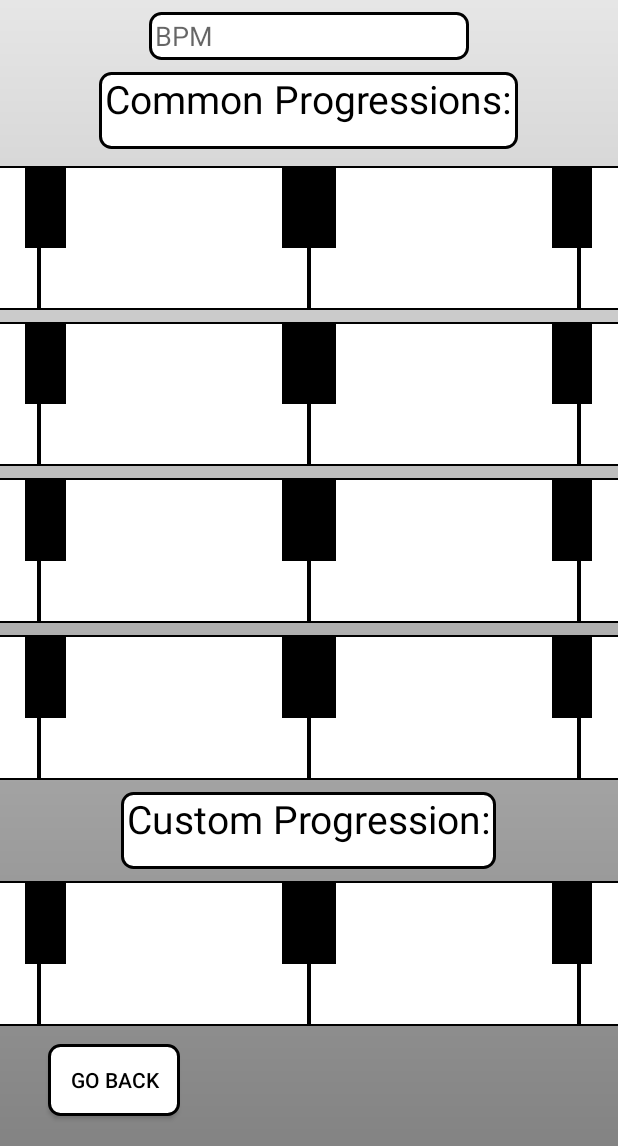
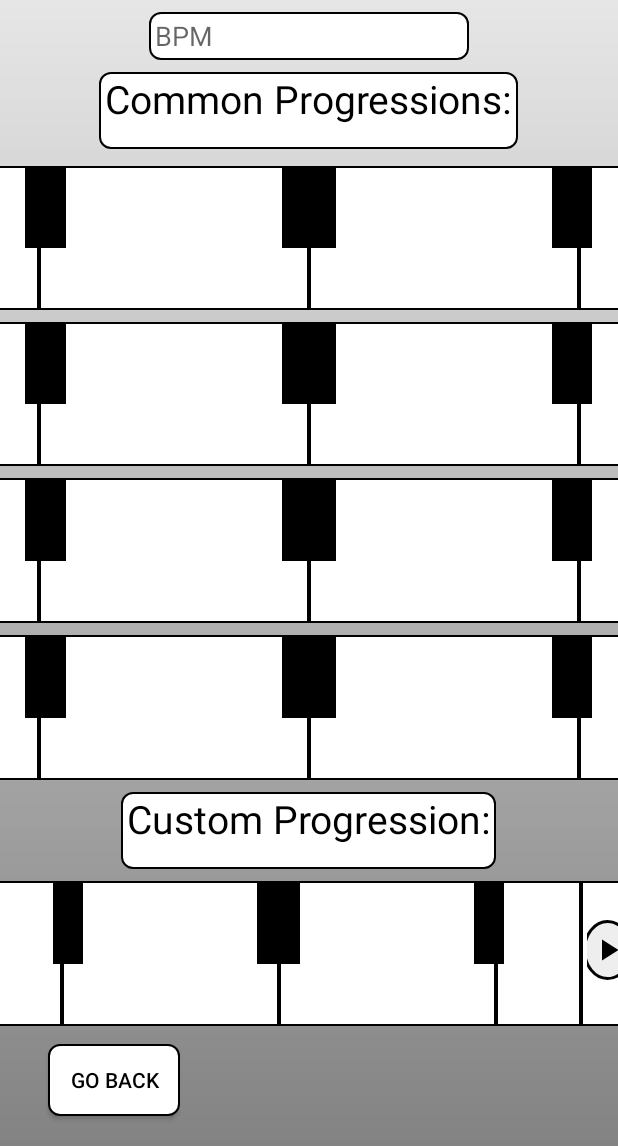
Before and after one commit to taylorm0807/PocketProgressions, an Android app: the layout activity_chordprogressionbuilder2.xml on its own in the app's theme, with its tools: preview values and no code run, on a phone screen of 412 x 824 dp, the part 90-1236 px from its top. Run offline under Robolectric (Android 15) with nearby library versions, the phone set to English and light mode, and no system bars.

Commit message:
Add custom and common chord progressions for evey key
Also added other changes
- minor chords are lowercase
- added framework to allow for 7th chords
- UI changes on card stroke outlines

```diff
--- a/app/src/main/res/drawable/card.xml
+++ b/app/src/main/res/drawable/card.xml
@@ -8,7 +8,7 @@
         android:topRightRadius="7dp"
         />
     <solid android:color="#ffffff"/>
-    <stroke android:width="2dp" android:color="#000000" />
+    <stroke android:width="1dp" android:color="#000000" />
     <padding android:top="0dp" android:bottom="0dp"
         android:left="4dp" android:right="4dp"/>
 </shape>
--- a/app/src/main/res/layout/activity_chordprogressionbuilder2.xml
+++ b/app/src/main/res/layout/activity_chordprogressionbuilder2.xml
@@ -928,17 +928,15 @@
             android:paddingLeft="0dp"
             android:paddingRight="0dp"
             android:weightSum="1">
-            <Button
+            <Spinner
                 android:id="@+id/CustomChordButton1"
                 android:layout_width="0dp"
                 android:layout_weight=".9"
                 android:layout_height="match_parent"
                 android:background="@android:color/transparent"
-                android:onClick="chordClick"
                 android:textSize="36sp"
-                android:textAllCaps="false"
-                style="?android:attr/borderlessButtonStyle"
-                />
+                android:textAllCaps="false">
+            </Spinner>
             <LinearLayout
                 android:layout_width="0dp"
                 android:layout_weight=".1"
@@ -977,64 +975,13 @@
                     style="?android:attr/borderlessButtonStyle"
                     android:background="@drawable/chord_button_spacer"/>
             </LinearLayout>
-            <Button
+            <Spinner
                 android:id="@+id/CustomChordButton2"
                 android:layout_width="0dp"
                 android:layout_weight=".8"
                 android:layout_height="match_parent"
                 android:background="@android:color/transparent"
-                android:onClick="chordClick"
                 android:textSize="36sp"
-                android:textAllCaps="false"
-                style="?android:attr/borderlessButtonStyle"
-                />
-            <LinearLayout
-                android:layout_width="0dp"
-                android:layout_weight=".1"
-                android:layout_height="match_parent"
-                android:orientation="vertical"
-                android:weightSum="1"
-                >
-                <ImageButton
-                    android:layout_width="match_parent"
-                    android:layout_height="0dp"
-                    android:layout_weight=".6"
-                    style="?android:attr/borderlessButtonStyle"
-                    android:background="@drawable/chord_button_spacer"/>
-            </LinearLayout>
-        </LinearLayout>
-        <LinearLayout
-            android:layout_width="0dp"
-            android:layout_weight=".15"
-            android:layout_height="match_parent"
-            android:background="@drawable/chord_button"
-            android:orientation="horizontal"
-            android:paddingLeft="0dp"
-            android:paddingRight="0dp"
-            android:weightSum="1">
-            <LinearLayout
-                android:layout_width="0dp"
-                android:layout_weight=".1"
-                android:layout_height="match_parent"
-                android:orientation="vertical"
-                android:weightSum="1"
-                >
-                <ImageButton
-                    android:layout_width="match_parent"
-                    android:layout_height="0dp"
-                    android:layout_weight=".6"
-                    style="?android:attr/borderlessButtonStyle"
-                    android:background="@drawable/chord_button_spacer"/>
-            </LinearLayout>
-            <Button
-                android:id="@+id/CustomChordButton3"
-                android:layout_width="0dp"
-                android:layout_weight=".8"
-                android:layout_height="match_parent"
-                android:background="@android:color/transparent"
-                android:onClick="chordClick"
-                android:textSize="36sp"
-                style="?android:attr/borderlessButtonStyle"
                 android:textAllCaps="false"
                 />
             <LinearLayout
@@ -1075,15 +1022,60 @@
                     style="?android:attr/borderlessButtonStyle"
                     android:background="@drawable/chord_button_spacer"/>
             </LinearLayout>
-            <Button
+            <Spinner
+                android:id="@+id/CustomChordButton3"
+                android:layout_width="0dp"
+                android:layout_weight=".8"
+                android:layout_height="match_parent"
+                android:background="@android:color/transparent"
+                android:textSize="36sp"
+                android:textAllCaps="false"
+                />
+            <LinearLayout
+                android:layout_width="0dp"
+                android:layout_weight=".1"
+                android:layout_height="match_parent"
+                android:orientation="vertical"
+                android:weightSum="1"
+                >
+                <ImageButton
+                    android:layout_width="match_parent"
+                    android:layout_height="0dp"
+                    android:layout_weight=".6"
+                    style="?android:attr/borderlessButtonStyle"
+                    android:background="@drawable/chord_button_spacer"/>
+            </LinearLayout>
+        </LinearLayout>
+        <LinearLayout
+            android:layout_width="0dp"
+            android:layout_weight=".15"
+            android:layout_height="match_parent"
+            android:background="@drawable/chord_button"
+            android:orientation="horizontal"
+            android:paddingLeft="0dp"
+            android:paddingRight="0dp"
+            android:weightSum="1">
+            <LinearLayout
+                android:layout_width="0dp"
+                android:layout_weight=".1"
+                android:layout_height="match_parent"
+                android:orientation="vertical"
+                android:weightSum="1"
+                >
+                <ImageButton
+                    android:layout_width="match_parent"
+                    android:layout_height="0dp"
+                    android:layout_weight=".6"
+                    style="?android:attr/borderlessButtonStyle"
+                    android:background="@drawable/chord_button_spacer"/>
+            </LinearLayout>
+            <Spinner
                 android:id="@+id/CustomChordButton4"
                 android:layout_width="0dp"
                 android:layout_weight=".9"
                 android:layout_height="match_parent"
                 android:background="@android:color/transparent"
-                android:onClick="chordClick"
                 android:textSize="36sp"
-                style="?android:attr/borderlessButtonStyle"
                 android:textAllCaps="false"
                 />
         </LinearLayout>
--- a/app/src/main/res/layout/activity_main.xml
+++ b/app/src/main/res/layout/activity_main.xml
@@ -61,7 +61,7 @@
         android:layout_marginTop="24dp"
         android:layout_marginBottom="12dp"
         android:textSize="30sp"
-        android:text=" Chords in C Major: "
+        android:text=" Chords in Chosen Key: "
         android:textColor="@color/textColor"
         android:background="@drawable/card"
         >
```
Also changed, not shown: app/src/main/java/c/taylor/chordprogressionbuilder/MainActivity.java (+31 -11 lines), app/src/main/java/c/taylor/chordprogressionbuilder/chordQueue.java (+4 -7 lines), app/src/main/java/c/taylor/chordprogressionbuilder/chordprogressionbuilder2.java (+80 -18 lines).
